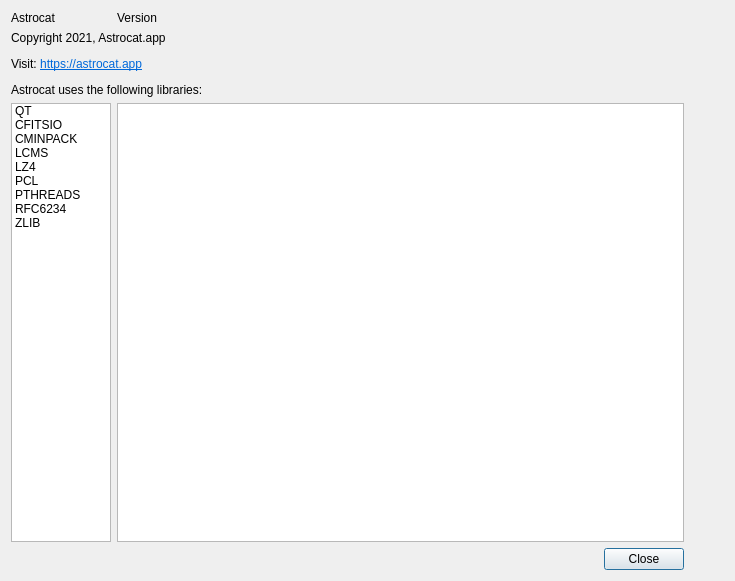
AstrocatApp/AstrocatApp, file src/aboutwindow.ui: the form before one commit.
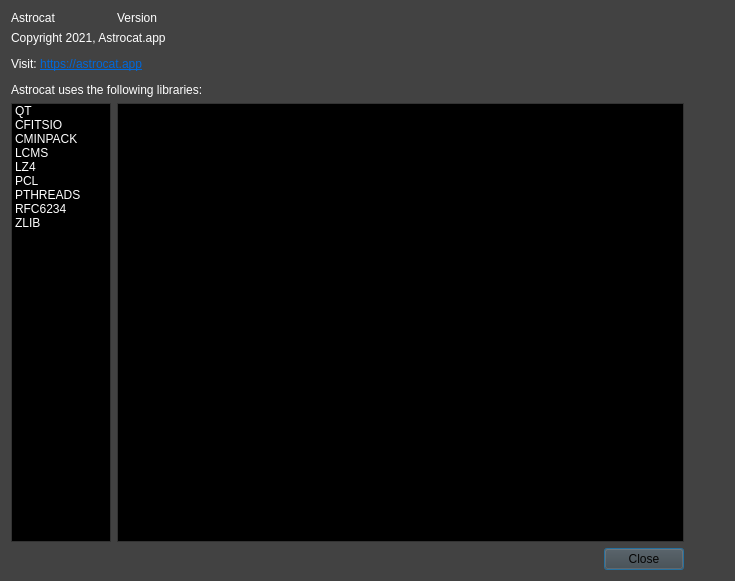
The form after the commit.

Commit message: Experimenting with palette

Diff of the .ui file:
```diff
--- a/src/aboutwindow.ui
+++ b/src/aboutwindow.ui
@@ -10,6 +10,448 @@
     <height>581</height>
    </rect>
   </property>
+  <property name="palette">
+   <palette>
+    <active>
+     <colorrole role="WindowText">
+      <brush brushstyle="SolidPattern">
+       <color alpha="255">
+        <red>255</red>
+        <green>255</green>
+        <blue>255</blue>
+       </color>
+      </brush>
+     </colorrole>
+     <colorrole role="Button">
+      <brush brushstyle="SolidPattern">
+       <color alpha="255">
+        <red>66</red>
+        <green>66</green>
+        <blue>66</blue>
+       </color>
+      </brush>
+     </colorrole>
+     <colorrole role="Light">
+      <brush brushstyle="SolidPattern">
+       <color alpha="255">
+        <red>100</red>
+        <green>100</green>
+        <blue>100</blue>
+       </color>
+      </brush>
+     </colorrole>
+     <colorrole role="Midlight">
+      <brush brushstyle="SolidPattern">
+       <color alpha="255">
+        <red>83</red>
+        <green>83</green>
+        <blue>83</blue>
+       </color>
+      </brush>
+     </colorrole>
+     <colorrole role="Dark">
+      <brush brushstyle="SolidPattern">
+       <color alpha="255">
+        <red>33</red>
+        <green>33</green>
+        <blue>33</blue>
+       </color>
+      </brush>
+     </colorrole>
+     <colorrole role="Mid">
+      <brush brushstyle="SolidPattern">
+       <color alpha="255">
+        <red>44</red>
+        <green>44</green>
+        <blue>44</blue>
+       </color>
+      </brush>
+     </colorrole>
+     <colorrole role="Text">
+      <brush brushstyle="SolidPattern">
+       <color alpha="255">
+        <red>255</red>
+        <green>255</green>
+        <blue>255</blue>
+       </color>
+      </brush>
+     </colorrole>
+     <colorrole role="BrightText">
+      <brush brushstyle="SolidPattern">
+       <color alpha="255">
+        <red>255</red>
+        <green>255</green>
+        <blue>255</blue>
+       </color>
+      </brush>
+     </colorrole>
+     <colorrole role="ButtonText">
+      <brush brushstyle="SolidPattern">
+       <color alpha="255">
+        <red>5</red>
+        <green>5</green>
+        <blue>5</blue>
+       </color>
+      </brush>
+     </colorrole>
+     <colorrole role="Base">
+      <brush brushstyle="SolidPattern">
+       <color alpha="255">
+        <red>0</red>
+        <green>0</green>
+        <blue>0</blue>
+       </color>
+      </brush>
+     </colorrole>
+     <colorrole role="Window">
+      <brush brushstyle="SolidPattern">
+       <color alpha="255">
+        <red>66</red>
+        <green>66</green>
+        <blue>66</blue>
+       </color>
+      </brush>
+     </colorrole>
+     <colorrole role="Shadow">
+      <brush brushstyle="SolidPattern">
+       <color alpha="255">
+        <red>0</red>
+        <green>0</green>
+        <blue>0</blue>
+       </color>
+      </brush>
+     </colorrole>
+     <colorrole role="AlternateBase">
+      <brush brushstyle="SolidPattern">
+       <color alpha="255">
+        <red>33</red>
+        <green>33</green>
+        <blue>33</blue>
+       </color>
+      </brush>
+     </colorrole>
+     <colorrole role="ToolTipBase">
+      <brush brushstyle="SolidPattern">
+       <color alpha="255">
+        <red>255</red>
+        <green>255</green>
+        <blue>220</blue>
+       </color>
+      </brush>
+     </colorrole>
+     <colorrole role="ToolTipText">
+      <brush brushstyle="SolidPattern">
+       <color alpha="255">
+        <red>0</red>
+        <green>0</green>
+        <blue>0</blue>
+       </color>
+      </brush>
+     </colorrole>
+     <colorrole role="PlaceholderText">
+      <brush brushstyle="SolidPattern">
+       <color alpha="128">
+        <red>255</red>
+        <green>255</green>
+        <blue>255</blue>
+       </color>
+      </brush>
+     </colorrole>
+    </active>
+    <inactive>
+     <colorrole role="WindowText">
+      <brush brushstyle="SolidPattern">
+       <color alpha="255">
+        <red>255</red>
+        <green>255</green>
+        <blue>255</blue>
+       </color>
+      </brush>
+     </colorrole>
+     <colorrole role="Button">
+      <brush brushstyle="SolidPattern">
+       <color alpha="255">
+        <red>66</red>
+        <green>66</green>
+        <blue>66</blue>
+       </color>
+      </brush>
+     </colorrole>
+     <colorrole role="Light">
+      <brush brushstyle="SolidPattern">
+       <color alpha="255">
+        <red>100</red>
+        <green>100</green>
+        <blue>100</blue>
+       </color>
+      </brush>
+     </colorrole>
+     <colorrole role="Midlight">
+      <brush brushstyle="SolidPattern">
+       <color alpha="255">
+        <red>83</red>
+        <green>83</green>
+        <blue>83</blue>
+       </color>
+      </brush>
+     </colorrole>
+     <colorrole role="Dark">
+      <brush brushstyle="SolidPattern">
+       <color alpha="255">
+        <red>33</red>
+        <green>33</green>
+        <blue>33</blue>
+       </color>
+      </brush>
+     </colorrole>
+     <colorrole role="Mid">
+      <brush brushstyle="SolidPattern">
+       <color alpha="255">
+        <red>44</red>
+        <green>44</green>
+        <blue>44</blue>
+       </color>
+      </brush>
+     </colorrole>
+     <colorrole role="Text">
+      <brush brushstyle="SolidPattern">
+       <color alpha="255">
+        <red>255</red>
+        <green>255</green>
+        <blue>255</blue>
+       </color>
+      </brush>
+     </colorrole>
+     <colorrole role="BrightText">
+      <brush brushstyle="SolidPattern">
+       <color alpha="255">
+        <red>255</red>
+        <green>255</green>
+        <blue>255</blue>
+       </color>
+      </brush>
+     </colorrole>
+     <colorrole role="ButtonText">
+      <brush brushstyle="SolidPattern">
+       <color alpha="255">
+        <red>5</red>
+        <green>5</green>
+        <blue>5</blue>
+       </color>
+      </brush>
+     </colorrole>
+     <colorrole role="Base">
+      <brush brushstyle="SolidPattern">
+       <color alpha="255">
+        <red>0</red>
+        <green>0</green>
+        <blue>0</blue>
+       </color>
+      </brush>
+     </colorrole>
+     <colorrole role="Window">
+      <brush brushstyle="SolidPattern">
+       <color alpha="255">
+        <red>66</red>
+        <green>66</green>
+        <blue>66</blue>
+       </color>
+      </brush>
+     </colorrole>
+     <colorrole role="Shadow">
+      <brush brushstyle="SolidPattern">
+       <color alpha="255">
+        <red>0</red>
+        <green>0</green>
+        <blue>0</blue>
+       </color>
+      </brush>
+     </colorrole>
+     <colorrole role="AlternateBase">
+      <brush brushstyle="SolidPattern">
+       <color alpha="255">
+        <red>33</red>
+        <green>33</green>
+        <blue>33</blue>
+       </color>
+      </brush>
+     </colorrole>
+     <colorrole role="ToolTipBase">
+      <brush brushstyle="SolidPattern">
+       <color alpha="255">
+        <red>255</red>
+        <green>255</green>
+        <blue>220</blue>
+       </color>
+      </brush>
+     </colorrole>
+     <colorrole role="ToolTipText">
+      <brush brushstyle="SolidPattern">
+       <color alpha="255">
+        <red>0</red>
+        <green>0</green>
+        <blue>0</blue>
+       </color>
+      </brush>
+     </colorrole>
+     <colorrole role="PlaceholderText">
+      <brush brushstyle="SolidPattern">
+       <color alpha="128">
+        <red>255</red>
+        <green>255</green>
+        <blue>255</blue>
+       </color>
+      </brush>
+     </colorrole>
+    </inactive>
+    <disabled>
+     <colorrole role="WindowText">
+      <brush brushstyle="SolidPattern">
+       <color alpha="255">
+        <red>33</red>
+        <green>33</green>
+        <blue>33</blue>
+       </color>
+      </brush>
+     </colorrole>
+     <colorrole role="Button">
+      <brush brushstyle="SolidPattern">
+       <color alpha="255">
+        <red>66</red>
+        <green>66</green>
+        <blue>66</blue>
+       </color>
+      </brush>
+     </colorrole>
+     <colorrole role="Light">
+      <brush brushstyle="SolidPattern">
+       <color alpha="255">
+        <red>100</red>
+        <green>100</green>
+        <blue>100</blue>
+       </color>
+      </brush>
+     </colorrole>
+     <colorrole role="Midlight">
+      <brush brushstyle="SolidPattern">
+       <color alpha="255">
+        <red>83</red>
+        <green>83</green>
+        <blue>83</blue>
+       </color>
+      </brush>
+     </colorrole>
+     <colorrole role="Dark">
+      <brush brushstyle="SolidPattern">
+       <color alpha="255">
+        <red>33</red>
+        <green>33</green>
+        <blue>33</blue>
+       </color>
+      </brush>
+     </colorrole>
+     <colorrole role="Mid">
+      <brush brushstyle="SolidPattern">
+       <color alpha="255">
+        <red>44</red>
+        <green>44</green>
+        <blue>44</blue>
+       </color>
+      </brush>
+     </colorrole>
+     <colorrole role="Text">
+      <brush brushstyle="SolidPattern">
+       <color alpha="255">
+        <red>33</red>
+        <green>33</green>
+        <blue>33</blue>
+       </color>
+      </brush>
+     </colorrole>
+     <colorrole role="BrightText">
+      <brush brushstyle="SolidPattern">
+       <color alpha="255">
+        <red>255</red>
+        <green>255</green>
+        <blue>255</blue>
+       </color>
+      </brush>
+     </colorrole>
+     <colorrole role="ButtonText">
+      <brush brushstyle="SolidPattern">
+       <color alpha="255">
+        <red>33</red>
+        <green>33</green>
+        <blue>33</blue>
+       </color>
+      </brush>
+     </colorrole>
+     <colorrole role="Base">
+      <brush brushstyle="SolidPattern">
+       <color alpha="255">
+        <red>66</red>
+        <green>66</green>
+        <blue>66</blue>
+       </color>
+      </brush>
+     </colorrole>
+     <colorrole role="Window">
+      <brush brushstyle="SolidPattern">
+       <color alpha="255">
+        <red>66</red>
+        <green>66</green>
+        <blue>66</blue>
+       </color>
+      </brush>
+     </colorrole>
+     <colorrole role="Shadow">
+      <brush brushstyle="SolidPattern">
+       <color alpha="255">
+        <red>0</red>
+        <green>0</green>
+        <blue>0</blue>
+       </color>
+      </brush>
+     </colorrole>
+     <colorrole role="AlternateBase">
+      <brush brushstyle="SolidPattern">
+       <color alpha="255">
+        <red>66</red>
+        <green>66</green>
+        <blue>66</blue>
+       </color>
+      </brush>
+     </colorrole>
+     <colorrole role="ToolTipBase">
+      <brush brushstyle="SolidPattern">
+       <color alpha="255">
+        <red>255</red>
+        <green>255</green>
+        <blue>220</blue>
+       </color>
+      </brush>
+     </colorrole>
+     <colorrole role="ToolTipText">
+      <brush brushstyle="SolidPattern">
+       <color alpha="255">
+        <red>0</red>
+        <green>0</green>
+        <blue>0</blue>
+       </color>
+      </brush>
+     </colorrole>
+     <colorrole role="PlaceholderText">
+      <brush brushstyle="SolidPattern">
+       <color alpha="128">
+        <red>255</red>
+        <green>255</green>
+        <blue>255</blue>
+       </color>
+      </brush>
+     </colorrole>
+    </disabled>
+   </palette>
+  </property>
   <property name="windowTitle">
    <string>Dialog</string>
   </property>
```
The commit also changes 3 other files.
